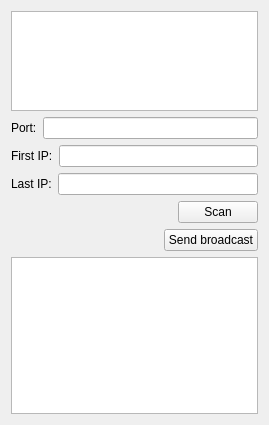
The window that TcpClient/cls_serverfinder.ui (evovch/DKV_proto) describes before a commit, drawn with Qt 5.
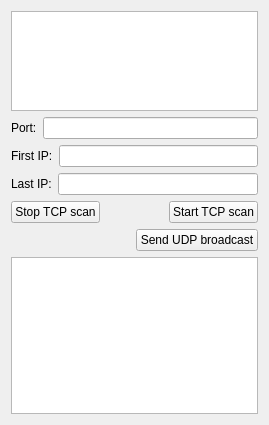
The same window after the commit.

```diff
--- a/TcpClient/cls_serverfinder.ui
+++ b/TcpClient/cls_serverfinder.ui
@@ -95,6 +95,13 @@
    </item>
    <item>
     <layout class="QHBoxLayout" name="horizontalLayout_3">
+     <item>
+      <widget class="QPushButton" name="pbStopScan">
+       <property name="text">
+        <string>Stop TCP scan</string>
+       </property>
+      </widget>
+     </item>
      <item>
       <spacer name="horizontalSpacer">
        <property name="orientation">
@@ -114,7 +121,7 @@
         <bool>true</bool>
        </property>
        <property name="text">
-        <string>Scan</string>
+        <string>Start TCP scan</string>
        </property>
       </widget>
      </item>
@@ -138,7 +145,7 @@
      <item>
       <widget class="QPushButton" name="pushButton_2">
        <property name="text">
-        <string>Send broadcast</string>
+        <string>Send UDP broadcast</string>
        </property>
       </widget>
      </item>
```
Left out of the diff: 39 changed lines with no effect on the pictures.
